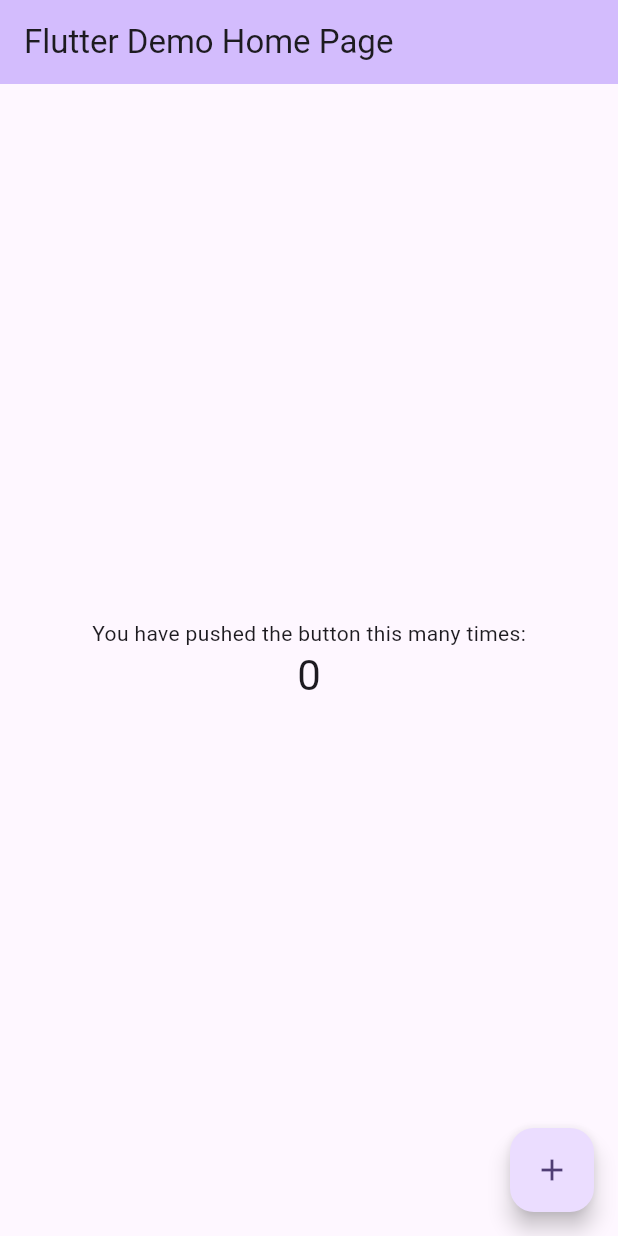
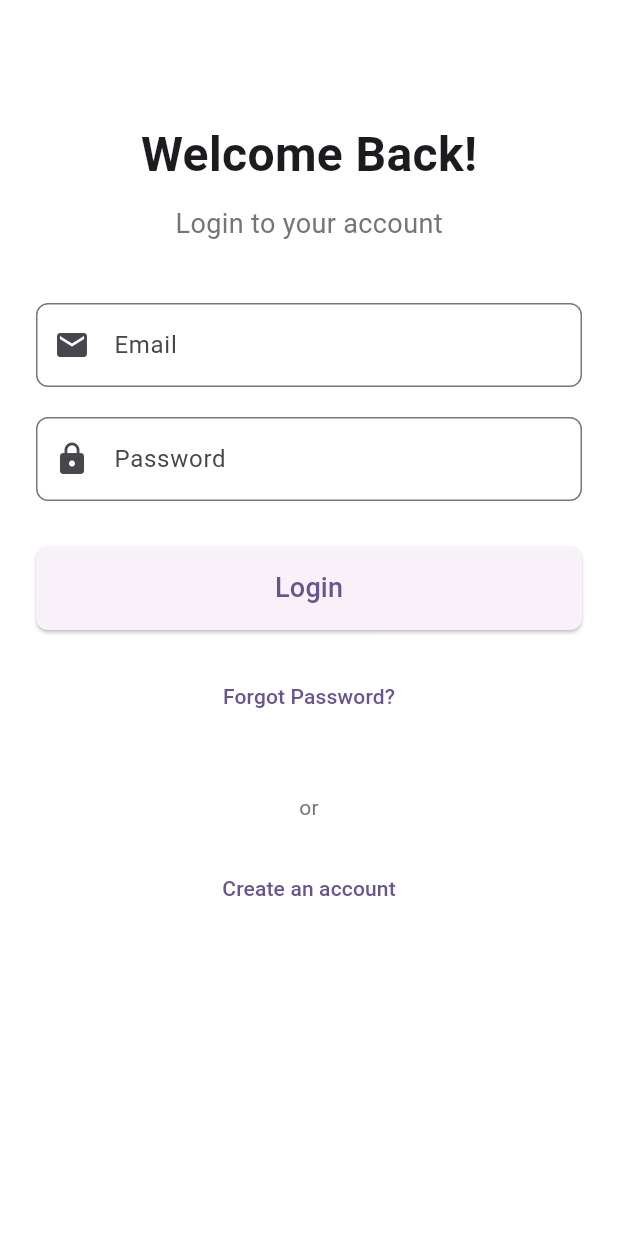
Before and after one commit to absoft-solution/firebase_practice, a Flutter app: the screen it shows after launch, on a phone screen of 412 x 824 dp. Run offline on Flutter 3.47's test engine with Material 3 defaults, Android fonts, the phone set to English and light mode, and no system bars; our stand-ins replace firebase_core; accounts and stored records are empty.

Commit message:
Designed Login Screen

```diff
--- a/lib/main.dart
+++ b/lib/main.dart
@@ -1,5 +1,6 @@
 import 'package:firebase_core/firebase_core.dart';
 import 'package:firebasse_practice/firebase_options.dart';
+import 'package:firebasse_practice/view/login_screen.dart';
 import 'package:flutter/material.dart';
 
 
@@ -13,119 +14,16 @@ void main() async{
 class MyApp extends StatelessWidget {
   const MyApp({super.key});
 
-  // This widget is the root of your application.
   @override
   Widget build(BuildContext context) {
     return MaterialApp(
       title: 'Flutter Demo',
       theme: ThemeData(
-        // This is the theme of your application.
-        //
-        // TRY THIS: Try running your application with "flutter run". You'll see
-        // the application has a purple toolbar. Then, without quitting the app,
-        // try changing the seedColor in the colorScheme below to Colors.green
-        // and then invoke "hot reload" (save your changes or press the "hot
-        // reload" button in a Flutter-supported IDE, or press "r" if you used
-        // the command line to start the app).
-        //
-        // Notice that the counter didn't reset back to zero; the application
-        // state is not lost during the reload. To reset the state, use hot
-        // restart instead.
-        //
-        // This works for code too, not just values: Most code changes can be
-        // tested with just a hot reload.
+
         colorScheme: ColorScheme.fromSeed(seedColor: Colors.deepPurple),
         useMaterial3: true,
       ),
-      home: const MyHomePage(title: 'Flutter Demo Home Page'),
+      home: const LoginScreen(),
     );
   }
 }
-
-class MyHomePage extends StatefulWidget {
-  const MyHomePage({super.key, required this.title});
-
-  // This widget is the home page of your application. It is stateful, meaning
-  // that it has a State object (defined below) that contains fields that affect
-  // how it looks.
-
-  // This class is the configuration for the state. It holds the values (in this
-  // case the title) provided by the parent (in this case the App widget) and
-  // used by the build method of the State. Fields in a Widget subclass are
-  // always marked "final".
-
-  final String title;
-
-  @override
-  State<MyHomePage> createState() => _MyHomePageState();
-}
-
-class _MyHomePageState extends State<MyHomePage> {
-  int _counter = 0;
-
-  void _incrementCounter() {
-    setState(() {
-      // This call to setState tells the Flutter framework that something has
-      // changed in this State, which causes it to rerun the build method below
-      // so that the display can reflect the updated values. If we changed
-      // _counter without calling setState(), then the build method would not be
-      // called again, and so nothing would appear to happen.
-      _counter++;
-    });
-  }
-
-  @override
-  Widget build(BuildContext context) {
-    // This method is rerun every time setState is called, for instance as done
-    // by the _incrementCounter method above.
-    //
-    // The Flutter framework has been optimized to make rerunning build methods
-    // fast, so that you can just rebuild anything that needs updating rather
-    // than having to individually change instances of widgets.
-    return Scaffold(
-      appBar: AppBar(
-        // TRY THIS: Try changing the color here to a specific color (to
-        // Colors.amber, perhaps?) and trigger a hot reload to see the AppBar
-        // change color while the other colors stay the same.
-        backgroundColor: Theme.of(context).colorScheme.inversePrimary,
-        // Here we take the value from the MyHomePage object that was created by
-        // the App.build method, and use it to set our appbar title.
-        title: Text(widget.title),
-      ),
-      body: Center(
-        // Center is a layout widget. It takes a single child and positions it
-        // in the middle of the parent.
-        child: Column(
-          // Column is also a layout widget. It takes a list of children and
-          // arranges them vertically. By default, it sizes itself to fit its
-          // children horizontally, and tries to be as tall as its parent.
-          //
-          // Column has various properties to control how it sizes itself and
-          // how it positions its children. Here we use mainAxisAlignment to
-          // center the children vertically; the main axis here is the vertical
-          // axis because Columns are vertical (the cross axis would be
-          // horizontal).
-          //
-          // TRY THIS: Invoke "debug painting" (choose the "Toggle Debug Paint"
-          // action in the IDE, or press "p" in the console), to see the
-          // wireframe for each widget.
-          mainAxisAlignment: MainAxisAlignment.center,
-          children: <Widget>[
-            const Text(
-              'You have pushed the button this many times:',
-            ),
-            Text(
-              '$_counter',
-              style: Theme.of(context).textTheme.headlineMedium,
-            ),
-          ],
-        ),
-      ),
-      floatingActionButton: FloatingActionButton(
-        onPressed: _incrementCounter,
-        tooltip: 'Increment',
-        child: const Icon(Icons.add),
-      ), // This trailing comma makes auto-formatting nicer for build methods.
-    );
-  }
-}
--- /dev/null
+++ b/lib/view/login_screen.dart
@@ -0,0 +1,157 @@
+import 'package:flutter/material.dart';
+
+class LoginScreen extends StatefulWidget {
+  const LoginScreen({super.key});
+
+  @override
+  State<LoginScreen> createState() => _LoginScreenState();
+}
+
+class _LoginScreenState extends State<LoginScreen> {
+  final _formKey = GlobalKey<FormState>();
+  final TextEditingController _emailController = TextEditingController();
+  final TextEditingController _passwordController = TextEditingController();
+
+  @override
+  Widget build(BuildContext context) {
+    return Scaffold(
+      backgroundColor: Colors.white,
+      body: SingleChildScrollView(
+        child: Padding(
+          padding: const EdgeInsets.symmetric(horizontal: 24.0),
+          child: Column(
+            crossAxisAlignment: CrossAxisAlignment.center,
+            mainAxisAlignment: MainAxisAlignment.center,
+            children: [
+              SizedBox(height: 80.0),
+              Text(
+                'Welcome Back!',
+                style: TextStyle(
+                  fontSize: 32.0,
+                  fontWeight: FontWeight.bold,
+                ),
+              ),
+              SizedBox(height: 10.0),
+              Text(
+                'Login to your account',
+                style: TextStyle(
+                  fontSize: 18.0,
+                  color: Colors.grey[600],
+                ),
+              ),
+              SizedBox(height: 40.0),
+              Form(
+                key: _formKey,
+                child: Column(
+                  children: [
+                    TextFormField(
+                      controller: _emailController,
+                      keyboardType: TextInputType.emailAddress,
+                      decoration: InputDecoration(
+                        labelText: 'Email',
+                        prefixIcon: Icon(Icons.email),
+                        border: OutlineInputBorder(
+                          borderRadius: BorderRadius.circular(8.0),
+                        ),
+                      ),
+                      validator: (value) {
+                        if (value == null || value.isEmpty) {
+                          return 'Please enter your email';
+                        }
+                        if (!RegExp(r'\S+@\S+\.\S+').hasMatch(value)) {
+                          return 'Please enter a valid email address';
+                        }
+                        return null;
+                      },
+                    ),
+                    SizedBox(height: 20.0),
+                    TextFormField(
+                      controller: _passwordController,
+                      obscureText: true,
+                      decoration: InputDecoration(
+                        labelText: 'Password',
+                        prefixIcon: Icon(Icons.lock),
+                        border: OutlineInputBorder(
+                          borderRadius: BorderRadius.circular(8.0),
+                        ),
+                      ),
+                      validator: (value) {
+                        if (value == null || value.isEmpty) {
+                          return 'Please enter your password';
+                        }
+                        if (value.length < 6) {
+                          return 'Password must be at least 6 characters long';
+                        }
+                        return null;
+                      },
+                    ),
+                    SizedBox(height: 30.0),
+                    SizedBox(
+                      width: double.infinity,
+                      child: ElevatedButton(
+                        onPressed: () {
+                          if (_formKey.currentState!.validate()) {
+                            // Perform login action
+                          }
+                        },
+                        style: ElevatedButton.styleFrom(
+                          padding: EdgeInsets.symmetric(vertical: 15.0),
+                          shape: RoundedRectangleBorder(
+                            borderRadius: BorderRadius.circular(8.0),
+                          ),
+                        ),
+                        child: Text(
+                          'Login',
+                          style: TextStyle(
+                            fontSize: 18.0,
+                          ),
+                        ),
+                      ),
+                    ),
+                  ],
+                ),
+              ),
+              SizedBox(height: 20.0),
+              Center(
+                child: TextButton(
+                  onPressed: () {
+                    // Navigate to forgot password screen
+                  },
+                  child: Text(
+                    'Forgot Password?',
+                    style: TextStyle(
+                      color: Theme.of(context).primaryColor,
+                    ),
+                  ),
+                ),
+              ),
+              SizedBox(height: 40.0),
+              Center(
+                child: Text(
+                  'or',
+                  style: TextStyle(
+                    color: Colors.grey[600],
+                  ),
+                ),
+              ),
+              SizedBox(height: 20.0),
+              Center(
+                child: TextButton(
+                  onPressed: () {
+                    // Navigate to sign up screen
+                  },
+                  child: Text(
+                    'Create an account',
+                    style: TextStyle(
+                      color: Theme.of(context).primaryColor,
+                    ),
+                  ),
+                ),
+              ),
+            ],
+          ),
+        ),
+      ),
+    );
+  }
+}
--- a/pubspec.yaml
+++ b/pubspec.yaml
@@ -37,6 +37,9 @@ dependencies:
   cupertino_icons: ^1.0.6
   firebase_core: ^3.1.1
   firebase_auth: ^5.1.1
+  fluttertoast: ^8.2.6
+  cloud_firestore: ^5.0.2
+  firebase_storage: ^12.1.0
 
 dev_dependencies:
   flutter_test:
```
Also changed, not shown: pubspec.lock, 4 other files.
